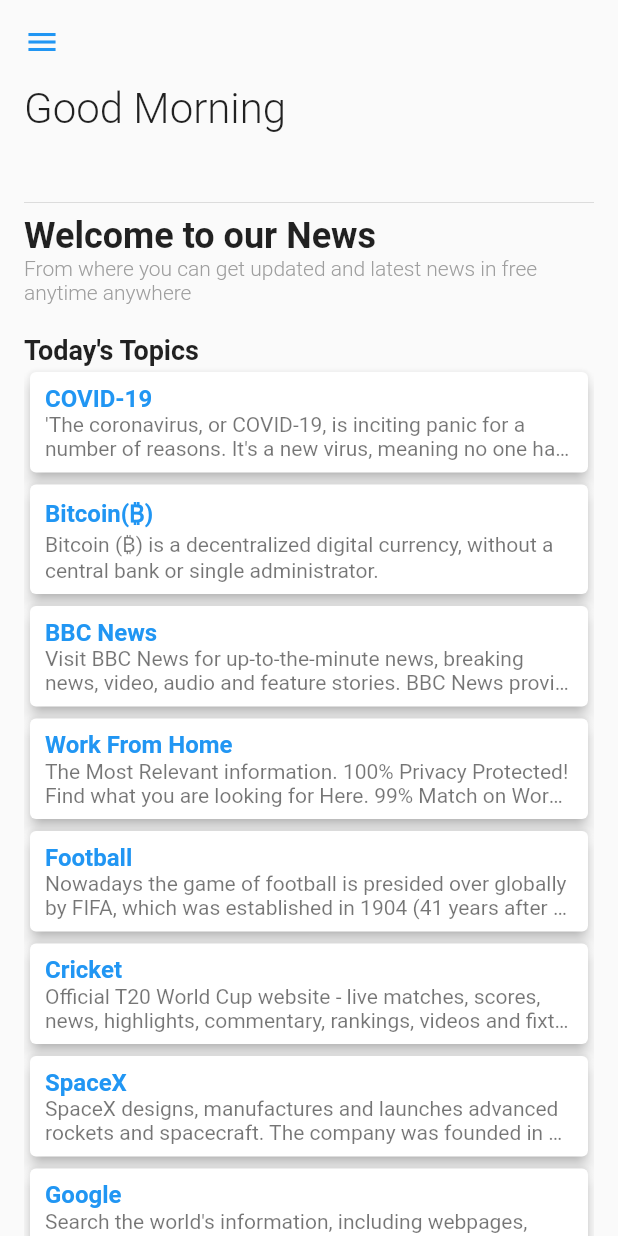
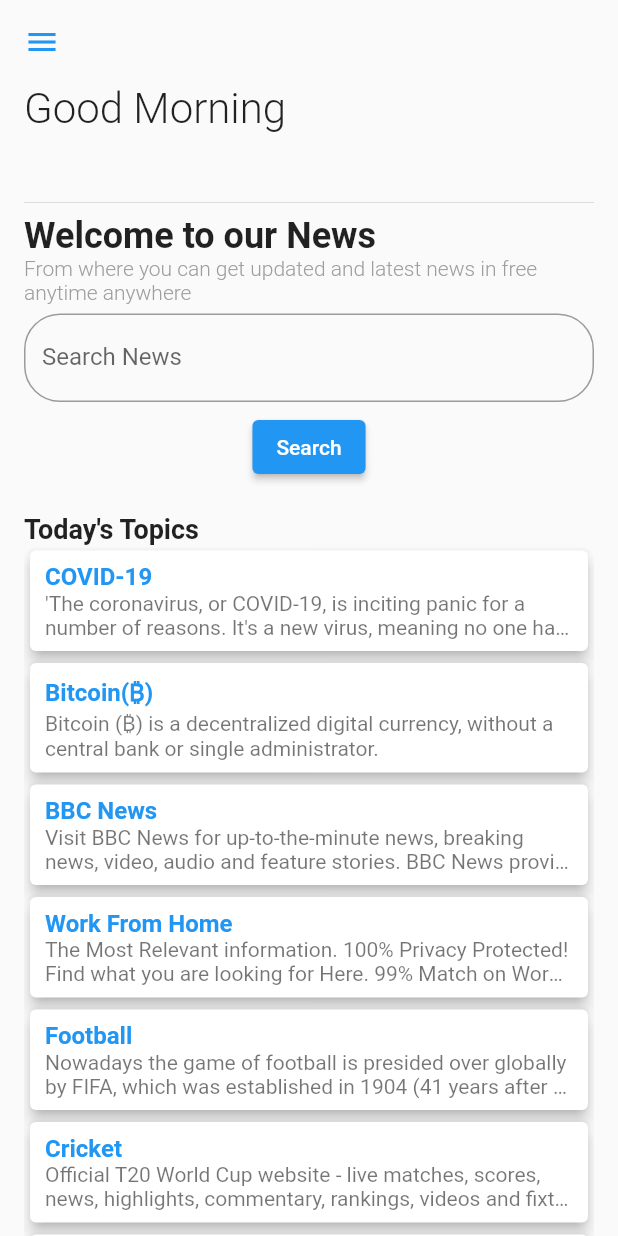
Before and after one commit to askabdulhaseeb/firebase-api-task, a Flutter app: the HomeScreen screen opened by its route, on a phone screen of 412 x 824 dp. Run offline on Flutter 3.47's test engine with Material 2 defaults, Android fonts, the phone set to English and light mode, and no system bars; our stand-ins replace cloud_firestore, firebase_auth, firebase_core, firebase_storage, fluttertoast, image_picker and 1 more; accounts and stored records are empty.

Commit message:
add custom new search field

```diff
--- a/lib/screens/home_screen/home_screen.dart
+++ b/lib/screens/home_screen/home_screen.dart
@@ -1,6 +1,8 @@
 import 'package:firebase_api_task/database/aith_methods.dart';
 import 'package:firebase_api_task/screens/auth/login_screen.dart';
 import 'package:firebase_api_task/screens/news_screen/news_screen.dart';
+import 'package:firebase_api_task/widgets/custom_textformfield.dart';
+import 'package:firebase_api_task/widgets/custom_toast.dart';
 import 'package:flutter/material.dart';
 
 import 'package:firebase_api_task/database/user_local_data.dart';
@@ -16,6 +18,7 @@ class HomeScreen extends StatefulWidget {
 }
 
 class _HomeScreenState extends State<HomeScreen> {
+  final TextEditingController _search = TextEditingController();
   @override
   void initState() {
     SystemChrome.setPreferredOrientations(
@@ -35,6 +38,7 @@ class _HomeScreenState extends State<HomeScreen> {
       builder: (BuildContext context, Orientation orientation) {
         if (orientation == Orientation.portrait) {
           return Scaffold(
+            resizeToAvoidBottomInset: false,
             appBar: AppBar(
               backgroundColor: Colors.transparent,
               elevation: 0,
@@ -73,6 +77,31 @@ class _HomeScreenState extends State<HomeScreen> {
                       color: Colors.grey,
                     ),
                   ),
+                  CustomTextFormField(
+                    title: 'Search News',
+                    controller: _search,
+                    hint: 'Write any topic to search news',
+                  ),
+                  Center(
+                    child: ElevatedButton(
+                      onPressed: () {
+                        if (_search.text.isEmpty) {
+                          CustomToast.errorToast(
+                            message: 'Please write something to search',
+                          );
+                          return;
+                        }
+                        Navigator.of(context).push(
+                          MaterialPageRoute<NewsScreen>(
+                            builder: (BuildContext context) => NewsScreen(
+                              topic: _search.text,
+                            ),
+                          ),
+                        );
+                      },
+                      child: const Text('Search'),
+                    ),
+                  ),
                   const SizedBox(height: 20),
                   const Text(
                     '''Today's Topics''',
@@ -97,7 +126,7 @@ class _HomeScreenState extends State<HomeScreen> {
                 crossAxisAlignment: CrossAxisAlignment.start,
                 children: <Widget>[
                   Row(
-                    children: [
+                    children: <Widget>[
                       Expanded(
                         child: RichText(
                           text: TextSpan(
--- a/lib/screens/news_detail_screen/news_detail_screen.dart
+++ b/lib/screens/news_detail_screen/news_detail_screen.dart
@@ -69,7 +69,7 @@ class NewsDetailScreen extends StatelessWidget {
           body: Row(
             children: <Widget>[
               Stack(
-                children: [
+                children: <Widget>[
                   SizedBox(
                     width: _size.height * 0.7,
                     height: _size.height,
```
Also changed, not shown: lib/screens/auth/login_screen.dart (+0 -14 lines).
